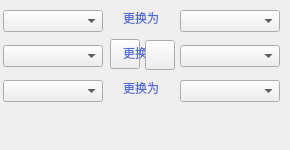
First picture: the form in XWCWallet/citizen/ChangeSenatorSwitchWidget.ui, repository Whitecoin-Owner/Whitecoin-qt, before the edit.
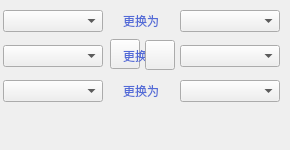
Second picture: the form after the edit.

The edit to the form file:
```diff
--- a/XWCWallet/citizen/ChangeSenatorSwitchWidget.ui
+++ b/XWCWallet/citizen/ChangeSenatorSwitchWidget.ui
@@ -99,7 +99,7 @@
      <x>106</x>
      <y>10</y>
      <width>70</width>
-     <height>16</height>
+     <height>22</height>
     </rect>
    </property>
    <property name="styleSheet">
@@ -119,7 +119,7 @@
      <x>106</x>
      <y>45</y>
      <width>70</width>
-     <height>16</height>
+     <height>22</height>
     </rect>
    </property>
    <property name="styleSheet">
@@ -139,7 +139,7 @@
      <x>106</x>
      <y>80</y>
      <width>70</width>
-     <height>16</height>
+     <height>22</height>
     </rect>
    </property>
    <property name="styleSheet">
```
Left out of the diff: 6 changed lines with no effect on the pictures.
